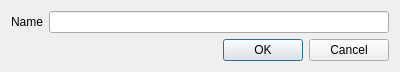
Above: sources/EditEntityDialog.ui from ShrademnThill/ogre-construction-set before the change. Below: the same form after it.
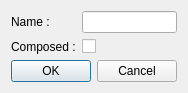
That is the form after the change.

The edit to the form file:
```diff
--- a/sources/EditEntityDialog.ui
+++ b/sources/EditEntityDialog.ui
@@ -6,8 +6,8 @@
    <rect>
     <x>0</x>
     <y>0</y>
-    <width>400</width>
-    <height>71</height>
+    <width>178</width>
+    <height>90</height>
    </rect>
   </property>
   <property name="windowTitle">
@@ -16,16 +16,29 @@
   <layout class="QGridLayout" name="gridLayout">
    <item row="0" column="0">
     <layout class="QFormLayout" name="formLayout_2">
+     <property name="fieldGrowthPolicy">
+      <enum>QFormLayout::AllNonFixedFieldsGrow</enum>
+     </property>
      <item row="0" column="0">
       <widget class="QLabel" name="nameLabel">
        <property name="text">
-        <string>Name</string>
+        <string>Name :</string>
        </property>
       </widget>
      </item>
      <item row="0" column="1">
       <widget class="QLineEdit" name="nameLineEdit"/>
      </item>
+     <item row="1" column="0">
+      <widget class="QLabel" name="composedLabel">
+       <property name="text">
+        <string>Composed :</string>
+       </property>
+      </widget>
+     </item>
+     <item row="1" column="1">
+      <widget class="QCheckBox" name="composedCheckBox"/>
+     </item>
     </layout>
    </item>
    <item row="1" column="0">
```
